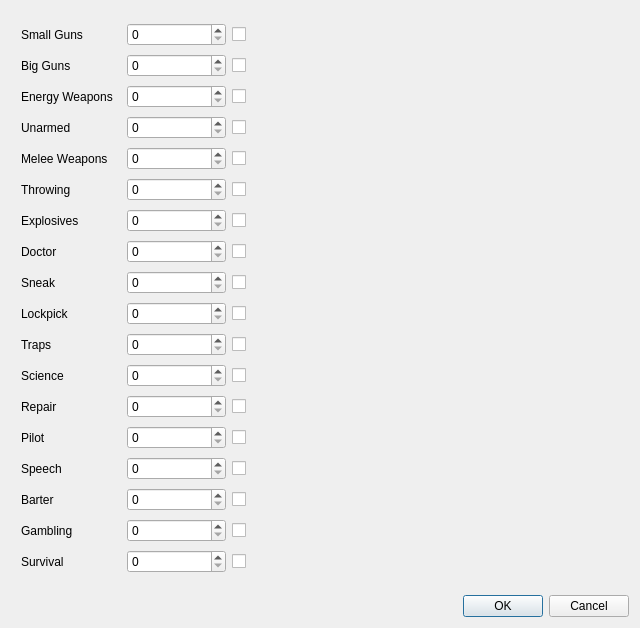
The window that character-creator/ui/new_character_dialogue.ui (DarthBubi/fallout-pnp-character-creator) describes before a commit, drawn with Qt 5.
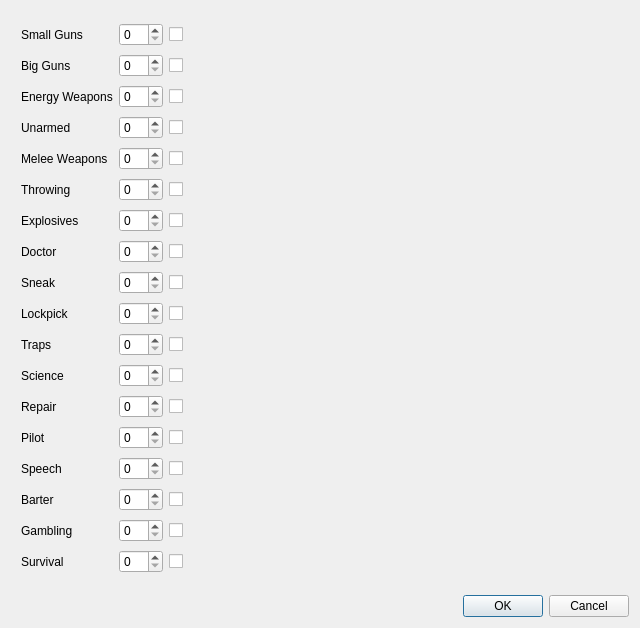
The same window after the commit. The open tabs and pages were chosen to show the change.

Commit message: Rewrite of skill value change handling

```diff
--- a/character-creator/ui/new_character_dialogue.ui
+++ b/character-creator/ui/new_character_dialogue.ui
@@ -273,7 +273,7 @@
         <rect>
          <x>10</x>
          <y>10</y>
-         <width>311</width>
+         <width>191</width>
          <height>561</height>
         </rect>
        </property>
```
Left out of the diff: 54 changed lines with no effect on the pictures. The commit also changes 2 other files.
